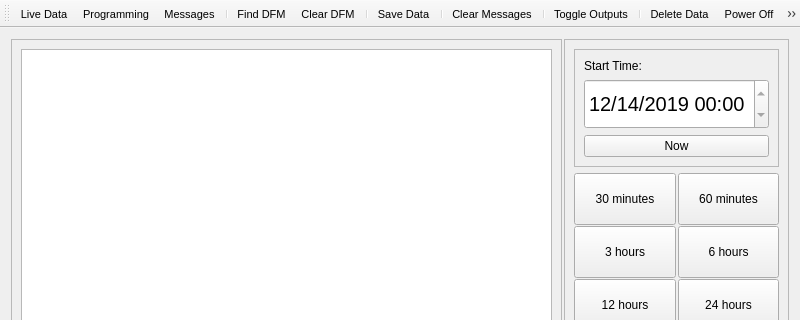
Above: Mainwindow.ui from spletcher1/PyMCU before the change; both pictures show x 0 to 800 and y 0 to 320 of the 800 by 480 pixel window. Below: the same form after it.
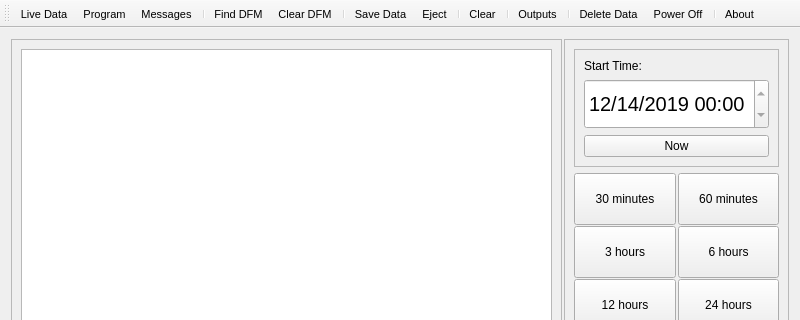
That is the form after the change. The open tabs and pages were chosen to show the change. Icons and pictures are not drawn.

Commit message: Added USB eject icon and connection

```diff
--- a/Mainwindow.ui
+++ b/Mainwindow.ui
@@ -1548,6 +1548,7 @@
    <addaction name="clearDFMAction"/>
    <addaction name="separator"/>
    <addaction name="saveDataAction"/>
+   <addaction name="ejectAction"/>
    <addaction name="separator"/>
    <addaction name="clearMessagesAction"/>
    <addaction name="separator"/>
@@ -1603,7 +1604,7 @@
      <normaloff>gnome-stock-text-indent.png</normaloff>gnome-stock-text-indent.png</iconset>
    </property>
    <property name="text">
-    <string>Programming</string>
+    <string>Program</string>
    </property>
    <property name="toolTip">
     <string>Go to program screen</string>
@@ -1663,7 +1664,7 @@
      <normaloff>editclear.png</normaloff>editclear.png</iconset>
    </property>
    <property name="text">
-    <string>Clear Messages</string>
+    <string>Clear</string>
    </property>
    <property name="toolTip">
     <string>Clear existing messages</string>
@@ -1675,12 +1676,24 @@
      <normaloff>kcontrol.png</normaloff>kcontrol.png</iconset>
    </property>
    <property name="text">
-    <string>Toggle Outputs</string>
+    <string>Outputs</string>
    </property>
    <property name="toolTip">
     <string>Turn DFM outputs on and off</string>
    </property>
   </action>
+  <action name="ejectAction">
+   <property name="icon">
+    <iconset>
+     <normaloff>USB.png</normaloff>USB.png</iconset>
+   </property>
+   <property name="text">
+    <string>Eject</string>
+   </property>
+   <property name="toolTip">
+    <string>Eject USB</string>
+   </property>
+  </action>
  </widget>
  <resources/>
  <connections/>
```
Left out of the diff: 4 changed lines with no effect on the pictures. The commit also changes 2 other files.
